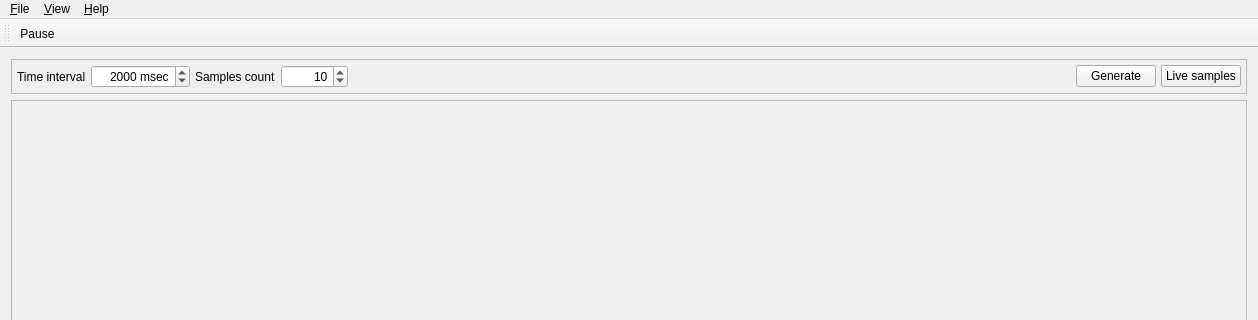
The window that clients/flatline/src/mainwindow.ui (silicon-heaven/shvapp) describes before a commit, drawn with Qt 5; both pictures show x 0 to 1258 and y 0 to 320 of the 1258 by 702 pixel window.
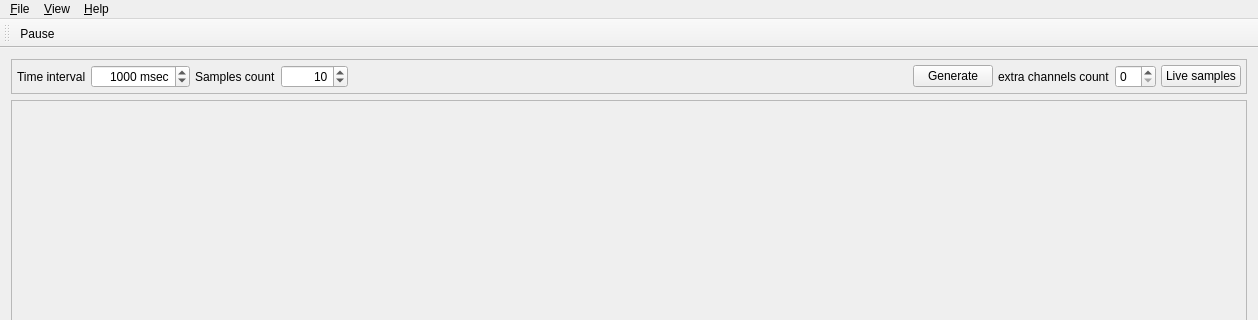
The same window after the commit. Icons and pictures are not drawn. Custom widgets are drawn as their Qt base class.

```diff
--- a/clients/flatline/src/mainwindow.ui
+++ b/clients/flatline/src/mainwindow.ui
@@ -68,7 +68,7 @@
           <number>1000</number>
          </property>
          <property name="value">
-          <number>2000</number>
+          <number>1000</number>
          </property>
         </widget>
        </item>
@@ -115,6 +115,16 @@
          </property>
         </widget>
        </item>
+       <item>
+        <widget class="QLabel" name="label_3">
+         <property name="text">
+          <string>extra channels count</string>
+         </property>
+        </widget>
+       </item>
+       <item>
+        <widget class="QSpinBox" name="edExtraChannelsCount"/>
+       </item>
        <item>
         <widget class="QPushButton" name="btLiveSamples">
          <property name="text">
```
